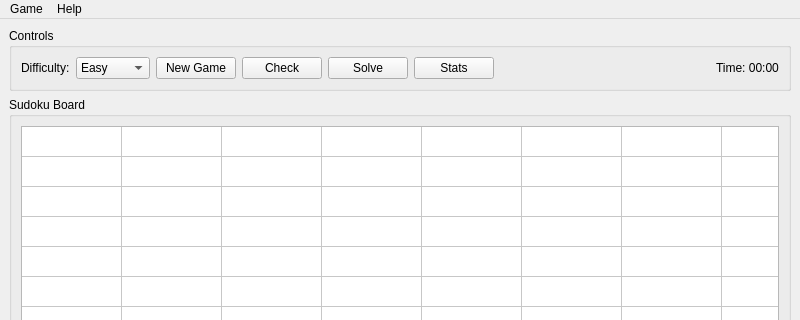
The window that Sudoku/mainwindow.ui (Anish-Pun/Cpp-Sudoku-OOP) describes before a commit, drawn with Qt 5; both pictures show x 0 to 800 and y 0 to 320 of the 800 by 600 pixel window.
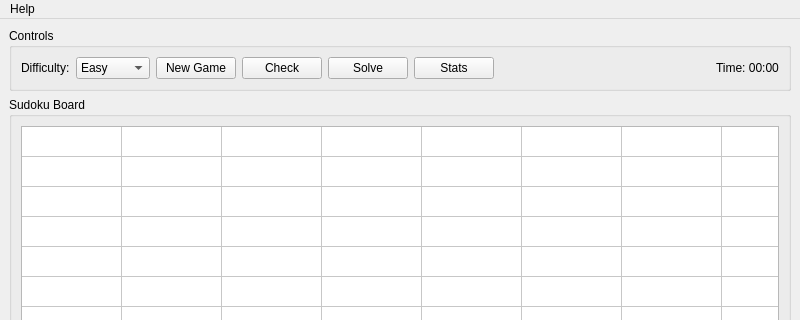
The same window after the commit.

Commit message: Remove unused menu items and clean up main window UI

```diff
--- a/Sudoku/mainwindow.ui
+++ b/Sudoku/mainwindow.ui
@@ -194,22 +194,12 @@
      <height>22</height>
     </rect>
    </property>
-   <widget class="QMenu" name="menuGame">
-    <property name="title">
-     <string>Game</string>
-    </property>
-    <addaction name="actionNewGame"/>
-    <addaction name="actionReset"/>
-    <addaction name="separator"/>
-    <addaction name="actionExit"/>
-   </widget>
    <widget class="QMenu" name="menuHelp">
     <property name="title">
      <string>Help</string>
     </property>
     <addaction name="actionAbout"/>
    </widget>
-   <addaction name="menuGame"/>
    <addaction name="menuHelp"/>
   </widget>
   <widget class="QStatusBar" name="statusbar"/>
```
Left out of the diff: 15 changed lines with no effect on the pictures. The commit also changes 1 other file.
